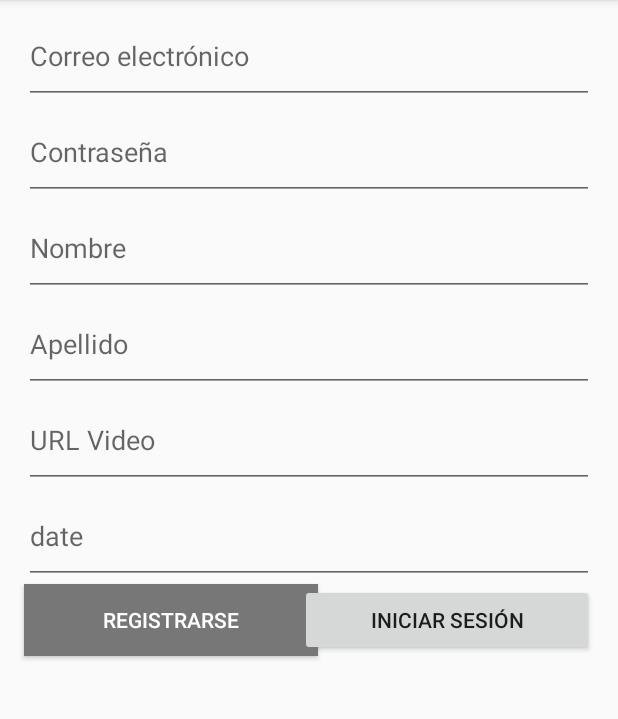
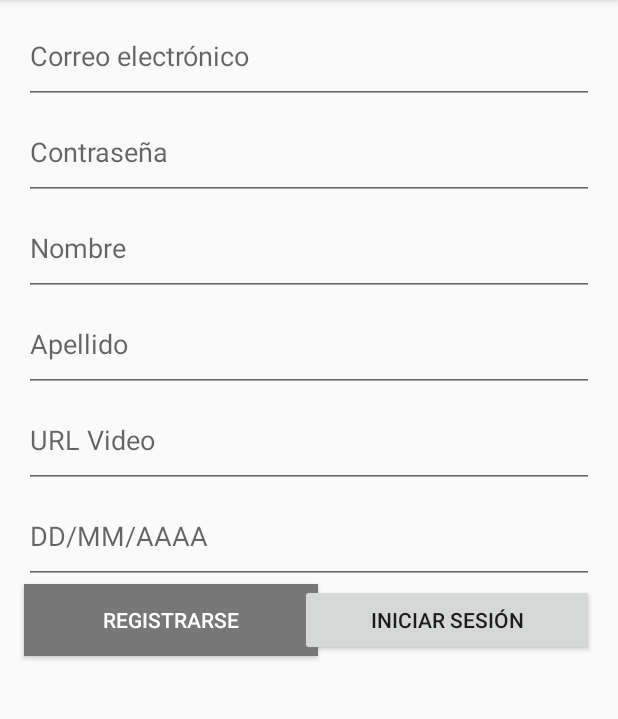
Before and after one commit to arycccc/Zapando, an Android app: the screen it shows after launch (LoginActivity), after a tap on "REGISTRARSE", on a phone screen of 412 x 824 dp, the part 84-803 px from its top. Run offline under Robolectric (Android 15) with nearby library versions, the phone set to English and light mode, and no system bars; our stand-ins replace Volley; network calls fail; 2 statements that could not run were skipped.

```diff
--- a/app/src/main/res/layout/content_login_signup.xml
+++ b/app/src/main/res/layout/content_login_signup.xml
@@ -77,13 +77,13 @@
         android:layout_height="64dp"
         android:layout_marginEnd="16dp"
         android:layout_marginStart="16dp"
-        android:hint="date"
         android:ems="10"
+        android:hint="DD/MM/AAAA"
         android:inputType="datetime"
         app:layout_constraintEnd_toEndOf="parent"
         app:layout_constraintHorizontal_bias="0.0"
         app:layout_constraintStart_toStartOf="parent"
-        app:layout_constraintTop_toBottomOf="@id/video"/>
+        app:layout_constraintTop_toBottomOf="@id/video" />
 
     <Button
         android:id="@+id/signup"
```
